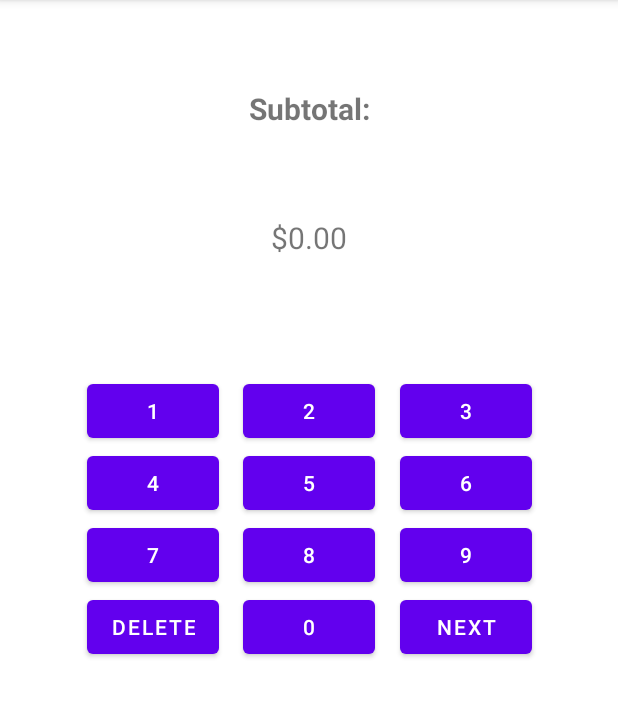
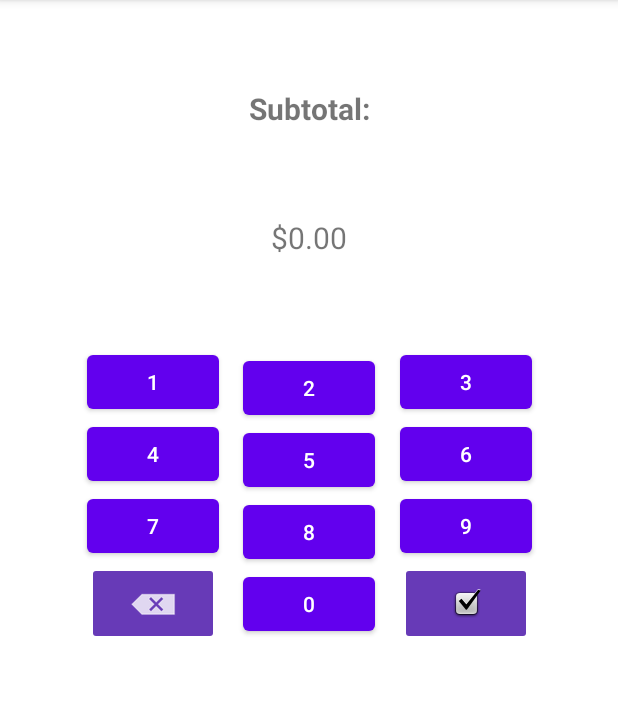
Before and after one commit to Christopherfox7/454, an Android app: the screen it shows after launch (MainActivity), on a phone screen of 412 x 824 dp, the part 84-801 px from its top. Run offline under Robolectric (Android 15) with nearby library versions, the phone set to English and light mode, and no system bars.

Commit message:
fianl tip

```diff
--- a/app/src/main/res/layout/fragment_subtotal.xml
+++ b/app/src/main/res/layout/fragment_subtotal.xml
@@ -125,10 +125,12 @@
         app:layout_constraintStart_toStartOf="@+id/sixKey"
         app:layout_constraintTop_toBottomOf="@+id/sixKey" />
 
-    <Button
+    <ImageButton
         android:id="@+id/backKey"
-        android:layout_width="wrap_content"
-        android:layout_height="wrap_content"
+        android:layout_width="0dp"
+        android:layout_height="0dp"
+        android:backgroundTint="#673AB7"
+        android:src="@android:drawable/ic_input_delete"
         android:text="Delete"
         app:layout_constraintBottom_toTopOf="@+id/guideline3"
         app:layout_constraintEnd_toEndOf="@+id/sevenKey"
@@ -145,10 +147,12 @@
         app:layout_constraintStart_toStartOf="@+id/eightKey"
         app:layout_constraintTop_toBottomOf="@+id/eightKey" />
 
-    <Button
+    <ImageButton
         android:id="@+id/nextKey"
-        android:layout_width="wrap_content"
-        android:layout_height="wrap_content"
+        android:layout_width="0dp"
+        android:layout_height="0dp"
+        android:backgroundTint="#673AB7"
+        android:src="@android:drawable/checkbox_on_background"
         android:text="Next"
         app:layout_constraintBottom_toTopOf="@+id/guideline3"
         app:layout_constraintEnd_toEndOf="@+id/nineKey"
@@ -167,7 +171,7 @@
         android:layout_width="wrap_content"
         android:layout_height="wrap_content"
         android:orientation="horizontal"
-        app:layout_constraintGuide_percent="0.6" />
+        app:layout_constraintGuide_percent="0.56" />
 
     <androidx.constraintlayout.widget.Guideline
         android:id="@+id/guideline4"
--- a/app/src/main/res/layout/fragment_tip.xml
+++ b/app/src/main/res/layout/fragment_tip.xml
@@ -176,6 +176,7 @@
         android:orientation="horizontal">
 
         <Button
+            android:id="@+id/buttonNext"
             android:layout_width="wrap_content"
             android:layout_height="wrap_content"
             android:text="@string/next" />
--- a/app/src/main/res/navigation/nav_graph.xml
+++ b/app/src/main/res/navigation/nav_graph.xml
@@ -19,9 +19,19 @@
         <action
             android:id="@+id/action_tipFragment_to_finalTotalFragment"
             app:destination="@id/finalTotalFragment" />
+        <argument
+            android:name="valArgument"
+            app:argType="integer" />
     </fragment>
     <fragment
         android:id="@+id/finalTotalFragment"
         android:name="com.gardner.honorsmobileapps.tipcalculatorpart3.FinalTotalFragment"
-        android:label="FinalTotalFragment" />
+        android:label="FinalTotalFragment" >
+        <argument
+            android:name="totalArgument"
+            app:argType="float" />
+        <argument
+            android:name="personArgument"
+            app:argType="integer" />
+    </fragment>
 </navigation>
--- a/app/src/main/res/values/strings.xml
+++ b/app/src/main/res/values/strings.xml
@@ -11,6 +11,12 @@
     <string name="total_with_tip">Total With Tip:</string>
     <string name="guest">Guest:</string>
     <string name="next"><![CDATA[NEXT>]]></string>
+    <string name="subtotal_plus_tip">Subtotal Plus Tip:</string>
+    <string name="_0_00">$0.00</string>
+    <string name="each_person_owes">Each Person Owes:</string>
+    <string name="_0_0000">$0.00</string>
+    <string name="round_up">Round Up</string>
+    <string name="round_down">Round Down</string>
     <string-array name="guest_number">
         <item>1</item>
         <item>2</item>
```
Also changed, not shown: app/src/main/java/com/gardner/honorsmobileapps/tipcalculatorpart3/FinalTotalFragment.kt (+17 -1 lines), app/src/main/java/com/gardner/honorsmobileapps/tipcalculatorpart3/SubtotalFragment.kt (+48 -23 lines), app/src/main/java/com/gardner/honorsmobileapps/tipcalculatorpart3/TipFragment.kt (+15 -3 lines), app/src/main/res/layout/fragment_final_total.xml (+11 -6 lines).
